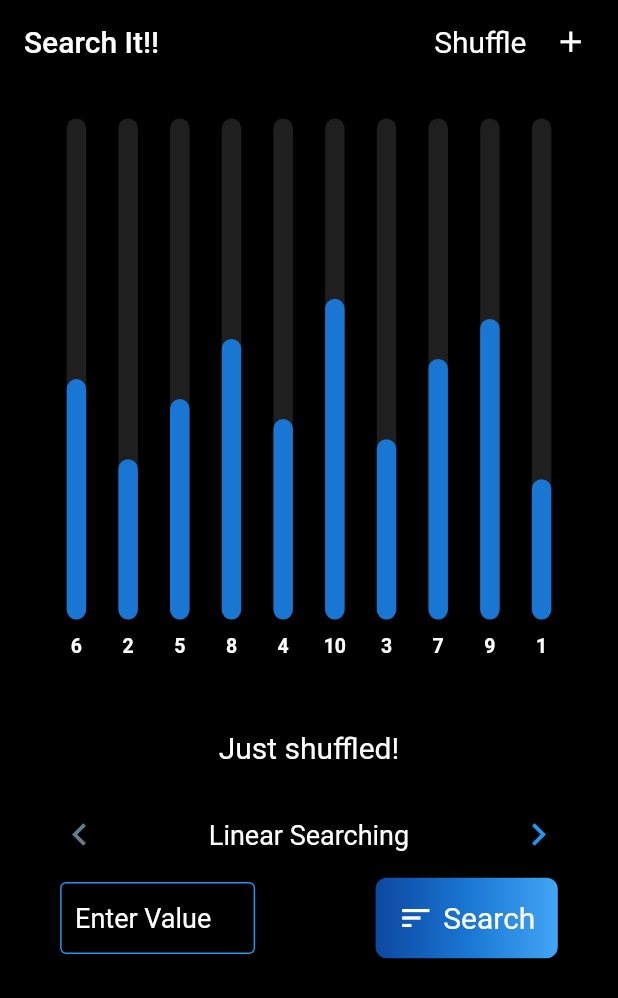
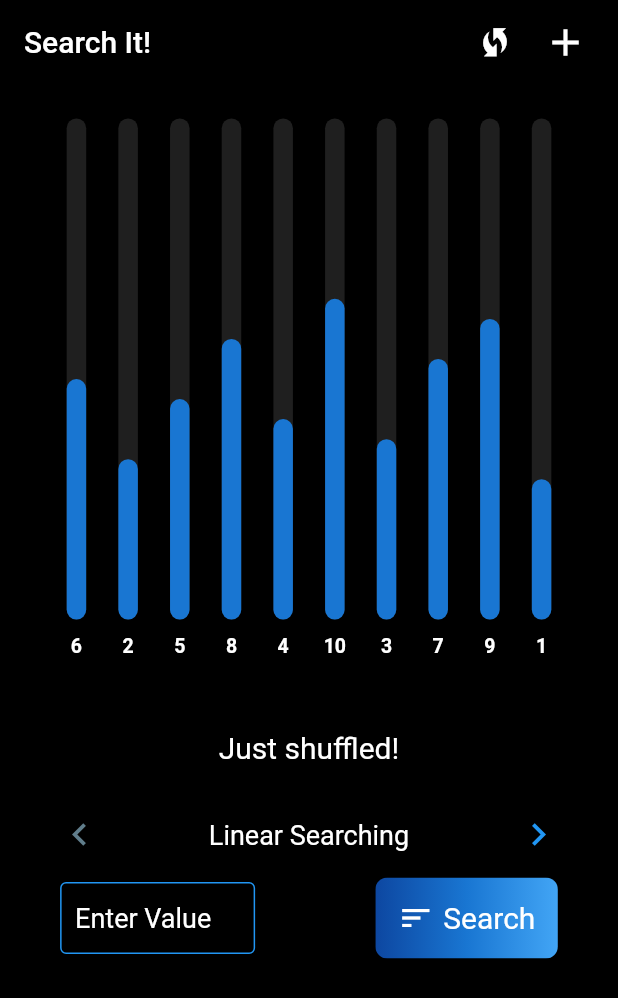
Before and after one commit to Mak-shu/search-it, a Flutter app: the screen it shows after launch, on a phone screen of 412 x 824 dp. Shown: the top 998 px of the screen. Run offline on Flutter 3.47's test engine with Material 2 defaults, Android fonts, the phone set to English and light mode, and no system bars; drawn by our look-alikes of fl_chart.

Commit message:
added shuffle icon

```diff
--- a/lib/searching_screen.dart
+++ b/lib/searching_screen.dart
@@ -59,18 +59,17 @@ class _SearchingScreenState extends State<SearchingScreen> {
     return Scaffold(
       backgroundColor: Colors.black,
       appBar: AppBar(
-        title: Text('Search It!!'),
+        title: Text('Search It!'),
         backgroundColor: Colors.black,
         actions: <Widget>[
           TextButton(
               style: TextButton.styleFrom(
                 textStyle: const TextStyle(fontSize: 20),
               ),
-              child: Text(
-                'Shuffle',
-                style: TextStyle(
-                    fontSize: 20.0,
-                    color: isSearchingON ? Colors.blueGrey : Colors.white),
+              child: Icon(
+                Icons.wifi_protected_setup_outlined,
+                size: 25.0,
+                color: isSearchingON ? Colors.blueGrey : Colors.white,
               ),
               onPressed: isSearchingON
                   ? null
@@ -78,7 +77,7 @@ class _SearchingScreenState extends State<SearchingScreen> {
                 shuffle(value: sliderValue);
               }),
           Padding(
-              padding: EdgeInsets.only(right: 20.0, left: 10.0),
+              padding: EdgeInsets.only(right: 20.0),
               //the settings icon padding
               child: GestureDetector(
                 onTap: isSearchingON
@@ -88,7 +87,7 @@ class _SearchingScreenState extends State<SearchingScreen> {
                     builder: (context) => buildBottomSheet(context)),
                 child: Icon(
                   Icons.add,
-                  size: 23.0,
+                  size: 30.0,
                   color: isSearchingON ? Colors.blueGrey : Colors.white,
                 ),
               ))
```
Also changed, not shown: 1 other file.
